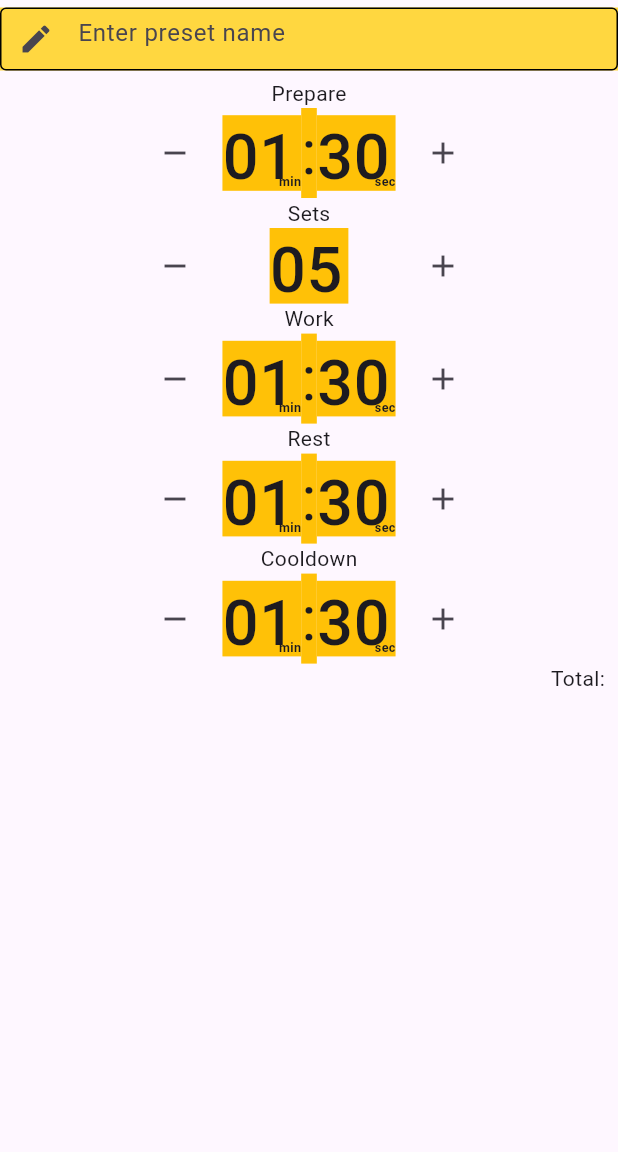
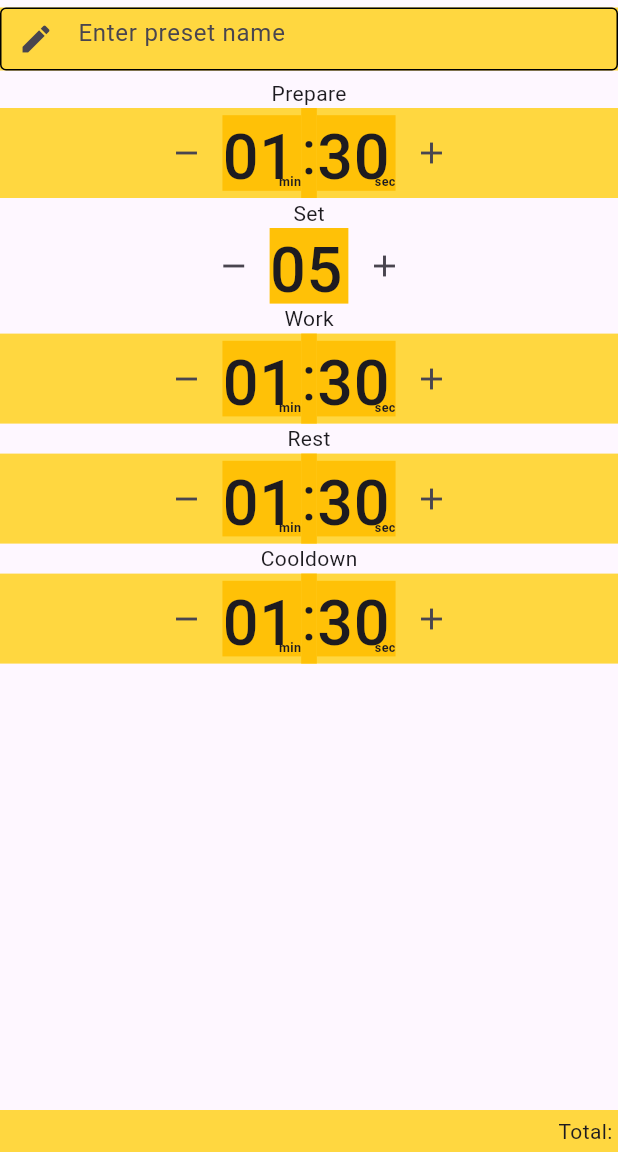
Before and after one commit to jon13doe/interval_timer_app_v2, a Flutter app: the TimerCreationScreen screen opened directly, after a tap on "Simple", after a tap on "Advenced", on a phone screen of 412 x 824 dp, the part 84-1236 px from its top. Run offline on Flutter 3.47's test engine with Material 3 defaults, Android fonts, the phone set to English and light mode, and no system bars; our stand-ins replace adaptive_theme.

Commit message:
modify simple timer creation

```diff
--- a/lib/features/screens/home_screen/home_screen.dart
+++ b/lib/features/screens/home_screen/home_screen.dart
@@ -1,5 +1,6 @@
 import 'package:flutter/material.dart';
 import 'package:flutter/services.dart';
+import 'package:interval_timer_app_v2/theme/sizes.dart';
 
 import 'quick_start_bar/index.dart';
 import 'timers_list/index.dart';
@@ -28,6 +29,8 @@ class _HomeScreenState extends State<HomeScreen> {
         children: [
           const TopBar(),
           Flexible(
+            child: Padding(
+              padding: EdgeInsets.symmetric(horizontal: medium.padding),
               child: CustomScrollView(
                 slivers: [
                   const QuickStartBar(),
@@ -79,6 +82,7 @@ class _HomeScreenState extends State<HomeScreen> {
                 ],
               ),
             ),
+          ),
         ],
       ),
     );
--- a/lib/features/screens/home_screen/quick_start_bar/quick_start_bar.dart
+++ b/lib/features/screens/home_screen/quick_start_bar/quick_start_bar.dart
@@ -53,7 +53,7 @@ class _QuickStartBarState extends State<QuickStartBar>
                 child: Row(
                   mainAxisAlignment: MainAxisAlignment.spaceBetween,
                   children: [
-                    Text('Quick start'),
+                    const Text('Quick start'),
                     RotationTransition(
                       turns: Tween(begin: 1.0, end: 0.5)
                           .animate(_rotationController),
@@ -66,7 +66,6 @@ class _QuickStartBarState extends State<QuickStartBar>
               ),
             ),
             AnimatedContainer(
-              padding: EdgeInsets.only(bottom: medium.padding),
               color: Colors.amberAccent,
               height: isOpen ? 400 : 0,
               duration: Duration(milliseconds: duration),
@@ -74,7 +73,7 @@ class _QuickStartBarState extends State<QuickStartBar>
               child: SingleChildScrollView(
                 child: Padding(
                   padding: EdgeInsets.only(top: medium.padding),
-                  child: Column(
+                  child: const Column(
                     children: [
                       Row(
                         mainAxisAlignment: MainAxisAlignment.spaceBetween,
--- a/lib/features/screens/home_screen/timers_list/timers_list.dart
+++ b/lib/features/screens/home_screen/timers_list/timers_list.dart
@@ -14,7 +14,7 @@ class _TimersListState extends State<TimersList> {
     return SliverList(
         delegate: SliverChildBuilderDelegate(childCount: 5, (context, index) {
       return Padding(
-        padding: EdgeInsets.only(bottom: index < 4 ? medium.padding : 0),
+        padding: EdgeInsets.only(top: index < 5 ? medium.padding : 0),
         child: InkWell(
           onTap: () {},
           child: Stack(
--- a/lib/features/screens/timer_creation_screen/simple_timer_creation/simple_timer_creation.dart
+++ b/lib/features/screens/timer_creation_screen/simple_timer_creation/simple_timer_creation.dart
@@ -1,6 +1,7 @@
 import 'package:flutter/material.dart';
 import 'package:interval_timer_app_v2/features/widgets/one_int_input_row.dart';
 import 'package:interval_timer_app_v2/features/widgets/preset_name_bar.dart';
+import 'package:interval_timer_app_v2/features/widgets/sliver_text.dart';
 import 'package:interval_timer_app_v2/features/widgets/two_inputs_row.dart';
 import 'package:interval_timer_app_v2/theme/sizes.dart';
 
@@ -17,9 +18,13 @@ class _SimpleTimerCreationState extends State<SimpleTimerCreation> {
     double height = 0.75 * kToolbarHeight;
     double inputFormWidth = 0.55 * MediaQuery.of(context).size.width;
 
-    return Column(
+    return Stack(
+      alignment: Alignment.topCenter,
       children: [
-        Padding(
+        CustomScrollView(
+          slivers: [
+            SliverToBoxAdapter(
+              child: Padding(
                 padding: EdgeInsets.symmetric(vertical: medium.padding),
                 child: Container(
                   height: 0.75 * kToolbarHeight,
@@ -27,7 +32,8 @@ class _SimpleTimerCreationState extends State<SimpleTimerCreation> {
                   child: const PresetNameBar(),
                 ),
               ),
-        const Text('Prepare'),
+            ),
+            const SliverText(text: 'Prepare'),
             TwoInputsRow(
               initValue: 90,
               maxValueFirst: 99,
@@ -37,7 +43,7 @@ class _SimpleTimerCreationState extends State<SimpleTimerCreation> {
               onChange: (newValue) {},
               width: inputFormWidth,
             ),
-        const Text('Sets'),
+            const SliverText(text: 'Set'),
             OneIntInputRow(
               initValue: 5,
               maxValue: 99,
@@ -46,7 +52,7 @@ class _SimpleTimerCreationState extends State<SimpleTimerCreation> {
               onChange: (newValue) {},
               width: inputFormWidth,
             ),
-        const Text('Work'),
+            const SliverText(text: 'Work'),
             TwoInputsRow(
               initValue: 90,
               maxValueFirst: 99,
@@ -56,7 +62,7 @@ class _SimpleTimerCreationState extends State<SimpleTimerCreation> {
               onChange: (newValue) {},
               width: inputFormWidth,
             ),
-        const Text('Rest'),
+            const SliverText(text: 'Rest'),
             TwoInputsRow(
               initValue: 90,
               maxValueFirst: 99,
@@ -66,7 +72,7 @@ class _SimpleTimerCreationState extends State<SimpleTimerCreation> {
               onChange: (newValue) {},
               width: inputFormWidth,
             ),
-        const Text('Cooldown'),
+            const SliverText(text: 'Cooldown'),
             TwoInputsRow(
               initValue: 90,
               maxValueFirst: 99,
@@ -76,15 +82,32 @@ class _SimpleTimerCreationState extends State<SimpleTimerCreation> {
               onChange: (newValue) {},
               width: inputFormWidth,
             ),
-        Row(
-          mainAxisAlignment: MainAxisAlignment.end,
+            SliverFillRemaining(
+              hasScrollBody: false,
+              child: Stack(
+                alignment: Alignment.bottomCenter,
                 children: [
-            Padding(
-              padding: EdgeInsets.only(right: medium.padding),
-              child: const Text('Total: '),
+                  Container(
+                    height: 0.5 * kToolbarHeight + medium.padding
                   ),
                 ],
               ),
+            ),
+          ],
+        ),
+        Align(
+          alignment: Alignment.bottomCenter,
+          child: Container(
+            color: Colors.amberAccent,
+            height: 0.5 * kToolbarHeight,
+            child: const Row(
+              mainAxisAlignment: MainAxisAlignment.end,
+              children: [
+                Text('Total: '),
+              ],
+            ),
+          ),
+        )
       ],
     );
   }
--- a/lib/features/screens/timer_creation_screen/timer_creation_screen.dart
+++ b/lib/features/screens/timer_creation_screen/timer_creation_screen.dart
@@ -35,9 +35,7 @@ class _TimerCreationPageState extends State<TimerCreationScreen>
   @override
   Widget build(BuildContext context) {
     return Scaffold(
-      body: Container(
-        constraints: const BoxConstraints.expand(),
-        child: Column(
+      body: Column(
         children: [
           Container(
             height: kToolbarHeight,
@@ -127,11 +125,12 @@ class _TimerCreationPageState extends State<TimerCreationScreen>
               ],
             ),
           ),
-            _simpleView
+          Flexible(
+            child: _simpleView
                 ? const SimpleTimerCreation()
                 : const AdvencedTimerCreation(),
+          ),
         ],
-        ),
       ),
     );
   }
--- a/lib/features/widgets/one_int_input_row.dart
+++ b/lib/features/widgets/one_int_input_row.dart
@@ -56,11 +56,11 @@ class _OneIntInputRowState extends State<OneIntInputRow> {
 
   @override
   Widget build(BuildContext context) {
-    return SizedBox(
+    return SliverToBoxAdapter(
+      child: SizedBox(
         width: widget.width,
         child: Row(
-        mainAxisAlignment: MainAxisAlignment.spaceBetween,
-        mainAxisSize: MainAxisSize.max,
+          mainAxisAlignment: MainAxisAlignment.center,
           children: [
             IconButton(
               onPressed: _decrementValue,
@@ -84,6 +84,7 @@ class _OneIntInputRowState extends State<OneIntInputRow> {
             ),
           ],
         ),
+      ),
     );
   }
 }
--- /dev/null
+++ b/lib/features/widgets/sliver_text.dart
@@ -0,0 +1,17 @@
+import 'package:flutter/material.dart';
+
+class SliverText extends StatelessWidget {
+  final String text;
+  const SliverText({
+    super.key, required this.text,
+  });
+
+  @override
+  Widget build(BuildContext context) {
+    return SliverToBoxAdapter(
+      child: Center(
+        child: Text(text),
+      ),
+    );
+  }
+}
--- a/lib/features/widgets/two_inputs_row.dart
+++ b/lib/features/widgets/two_inputs_row.dart
@@ -69,11 +69,12 @@ class _CustomTwoNumsRowState extends State<TwoInputsRow> {
 
   @override
   Widget build(BuildContext context) {
-    return SizedBox(
+    return SliverToBoxAdapter(
+      child: Container(
+        color: Colors.amberAccent,
         width: widget.width,
         child: Row(
-        mainAxisAlignment: MainAxisAlignment.spaceBetween,
-        mainAxisSize: MainAxisSize.max,
+          mainAxisAlignment: MainAxisAlignment.center,
           children: [
             IconButton(
               onPressed: _decrementValue,
@@ -120,7 +121,6 @@ class _CustomTwoNumsRowState extends State<TwoInputsRow> {
                       }
                       _currentValueFirstBox = _currentValue ~/ 60;
                       _currentValueSecondBox = _currentValue % 60;
-
                       widget.onChange(_currentValue);
                     });
                   },
@@ -133,6 +133,7 @@ class _CustomTwoNumsRowState extends State<TwoInputsRow> {
             ),
           ],
         ),
+      ),
     );
   }
 }
```
Also changed, not shown: lib/features/screens/home_screen/home_page/home_page.dart (deleted, +0 -67 lines). Lines whose indentation alone changed are shown as unchanged.
